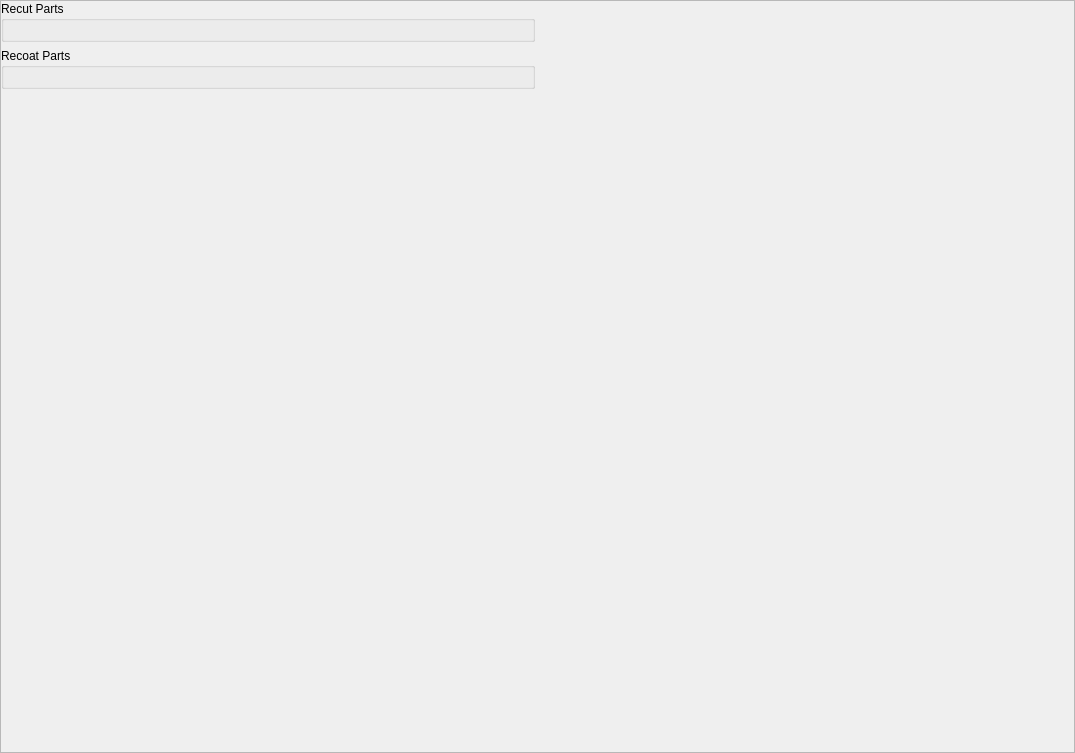
Above: ui/widgets/workspace_widget.ui from TheCodingJsoftware/Invigo before the change. Below: the same form after it.
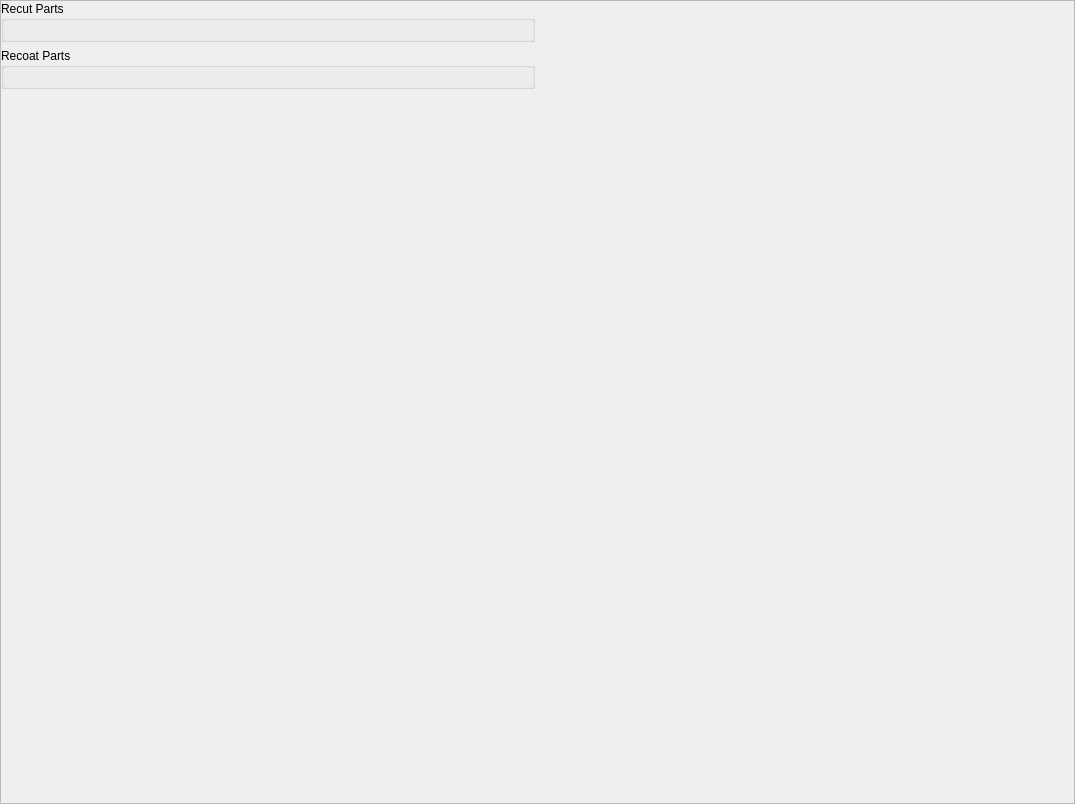
That is the form after the change.

Diff of the .ui file:
```diff
--- a/ui/widgets/workspace_widget.ui
+++ b/ui/widgets/workspace_widget.ui
@@ -7,7 +7,7 @@
     <x>0</x>
     <y>0</y>
     <width>1075</width>
-    <height>753</height>
+    <height>804</height>
    </rect>
   </property>
   <property name="windowTitle">
@@ -39,7 +39,7 @@
           <x>0</x>
           <y>0</y>
           <width>1071</width>
-          <height>749</height>
+          <height>800</height>
          </rect>
         </property>
         <layout class="QVBoxLayout" name="verticalLayout_11">
```
